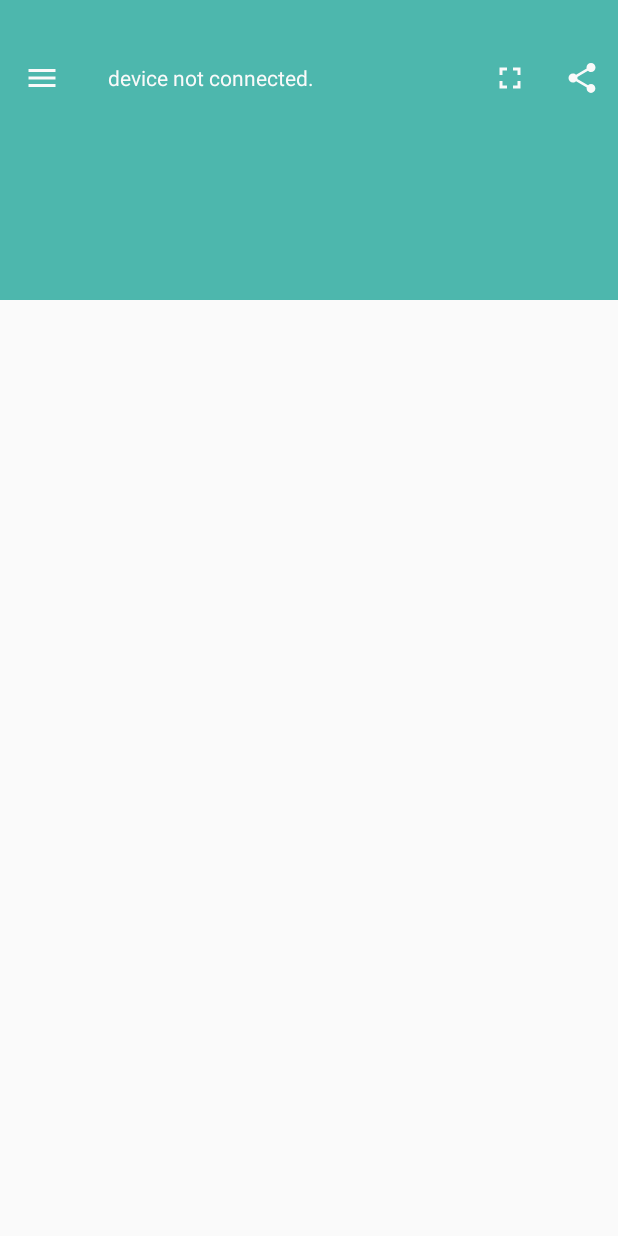
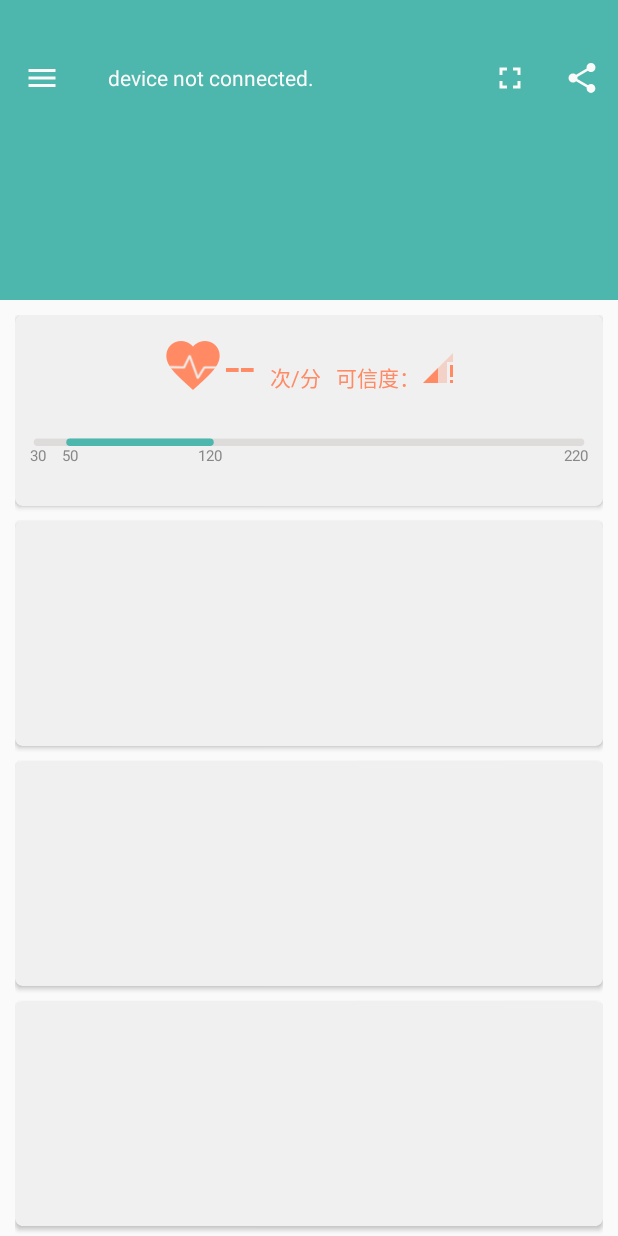
Before and after one commit to TrueHub/WeiGan, an Android app: the screen it shows after launch (MainActivity), on a phone screen of 412 x 824 dp. Run offline under Robolectric (Android 15) with nearby library versions, the light colour scheme and no system bars; our stand-ins replace EventBus.

Commit message:
日常存档

```diff
--- a/app/build.gradle
+++ b/app/build.gradle
@@ -30,6 +30,7 @@ dependencies {
     compile 'com.squareup.retrofit2:converter-gson:2.2.0'
     compile 'org.greenrobot:eventbus:3.0.0'
     compile 'com.android.support:design:26.0.0-alpha1'
-    compile 'com.android.support:cardview-v7:24.+'
+    compile 'com.android.support:cardview-v7:24.2.1'
+    compile 'com.android.support:support-v4:25.3.1'
     testCompile 'junit:junit:4.12'
 }
--- a/app/src/main/java/com/youyi/weigan/service/GATTService.java
+++ b/app/src/main/java/com/youyi/weigan/service/GATTService.java
@@ -46,7 +46,7 @@ import java.util.List;
 @TargetApi(Build.VERSION_CODES.JELLY_BEAN_MR2)
 public class GATTService extends Service {
 
-    public static final String DEVICE_ID = ConstantPool.DEVICEID_2;
+    public static final String DEVICE_ID = ConstantPool.DEVICEID_4;
     private BluetoothAdapter mBluetoothAdapter;
     private LeScanCallback_LOLLIPOP mScanCallBack_lollipop;//5.0以上
     private LeScanCallback_JELLY_BEAN mScanCallBack_jelly;//4.3以上
--- /dev/null
+++ b/app/src/main/java/com/youyi/weigan/ui/ContentFragment.java
@@ -0,0 +1,102 @@
+package com.youyi.weigan.ui;
+
+import android.content.Context;
+import android.os.Bundle;
+import android.support.v4.app.Fragment;
+import android.support.v7.widget.CardView;
+import android.util.Log;
+import android.view.LayoutInflater;
+import android.view.View;
+import android.view.ViewGroup;
+import android.widget.ImageView;
+import android.widget.TextView;
+
+import com.youyi.weigan.R;
+import com.youyi.weigan.beans.PulseBean;
+import com.youyi.weigan.utils.EventUtil;
+import com.youyi.weigan.view.LineView;
+
+import org.greenrobot.eventbus.Subscribe;
+import org.greenrobot.eventbus.ThreadMode;
+
+public class ContentFragment extends Fragment {
+
+    private Context context;
+    private TextView tv_heartRate;
+    private LineView lineView_heartRate;
+    private CardView card_heartRate;
+    private ImageView iv_instructLevel;
+
+    public ContentFragment() {
+        // Required empty public constructor
+    }
+
+
+    @Override
+    public void onCreate(Bundle savedInstanceState) {
+        super.onCreate(savedInstanceState);
+        context = getContext();
+        EventUtil.register(this);
+    }
+
+    @Override
+    public View onCreateView(LayoutInflater inflater, ViewGroup container,
+                             Bundle savedInstanceState) {
+        View view = inflater.inflate(R.layout.fragment_content, container, false);
+        initView(view);
+        return view;
+    }
+
+    @Override
+    public void onAttach(Context context) {
+        super.onAttach(context);
+    }
+
+    @Override
+    public void onDestroy() {
+        super.onDestroy();
+        EventUtil.unregister(context);
+    }
+
+    private void initView(View view) {
+        tv_heartRate = (TextView) view.findViewById(R.id.tv_heartRate);
+        lineView_heartRate = (LineView) view.findViewById(R.id.lineView_heartRate);
+        iv_instructLevel = (ImageView) view.findViewById(R.id.iv_instructLevel);
+    }
+
+    @Subscribe(threadMode = ThreadMode.MAIN)
+    public void getGATTCallback(PulseBean pulseBean) {//实时心率
+        tv_heartRate.setText(String.valueOf(pulseBean.getPulse()));
+        lineView_heartRate.setCurrentValue(pulseBean.getPulse());
+        switch (pulseBean.getTrustLevel()) {
+            case 0:
+                iv_instructLevel.setBackground(getResources().getDrawable(R.drawable.ic_instruct_0_24dp));
+                break;
+            case 1:
+                iv_instructLevel.setBackground(getResources().getDrawable(R.drawable.ic_instruct_1_24dp));
+                break;
+            case 2:
+                iv_instructLevel.setBackground(getResources().getDrawable(R.drawable.ic_instruct_2_24dp));
+                break;
+            case 3:
+                iv_instructLevel.setBackground(getResources().getDrawable(R.drawable.ic_instruct_3_24dp));
+                break;
+        }
+    }
+    @Subscribe(threadMode = ThreadMode.MAIN)
+    public void getInstruction(String str){
+        switch (str) {
+            case "PULSE_UP_OFF":
+                Log.d("MSL", "getInstruction: " + str);
+                iv_instructLevel.setBackground(getResources().getDrawable(R.drawable.ic_instruct_0_24dp));
+                tv_heartRate.setText("--");
+                lineView_heartRate.setCurrentValue(0);
+                card_heartRate.setVisibility(View.GONE);
+                break;
+            case "PULSE_UP_ON":
+                card_heartRate.setVisibility(View.VISIBLE);
+                break;
+        }
+    }
+
+}
--- a/app/src/main/java/com/youyi/weigan/ui/MainActivity.java
+++ b/app/src/main/java/com/youyi/weigan/ui/MainActivity.java
@@ -30,9 +30,11 @@ import android.view.View;
 import android.view.ViewGroup;
 import android.view.Window;
 import android.view.WindowManager;
+import android.widget.CompoundButton;
 import android.widget.FrameLayout;
 import android.widget.LinearLayout;
 import android.widget.RelativeLayout;
+import android.widget.Switch;
 import android.widget.TextView;
 import android.widget.Toast;
 
@@ -131,7 +133,28 @@ public class MainActivity extends AppCompatActivity implements View.OnClickListe
 
         setActionBar();
 
+
         setNavigationItemClickListener();
+
+        initFragments();
+
+
+
+    }
+
+    private void initFragments() {
+
+        android.support.v4.app.FragmentTransaction transaction =  getSupportFragmentManager().beginTransaction();
+
+        ContentFragment contentFragment = new ContentFragment();
+
+        transaction.add(R.id.frame_content,contentFragment).commit();
+
+    }
+
+    @Override
+    protected void onStart() {
+        super.onStart();
 
     }
 
@@ -249,6 +272,18 @@ public class MainActivity extends AppCompatActivity implements View.OnClickListe
                         break;
                     case R.id.navigation_realTime_heartRate:
 
+                        Switch sv = (Switch) item.getActionView();
+                        sv.setChecked(!sv.isChecked());
+                        sv.setOnCheckedChangeListener(new CompoundButton.OnCheckedChangeListener() {
+                            @Override
+                            public void onCheckedChanged(CompoundButton buttonView, boolean isChecked) {
+                                if (isChecked){
+                                    EventUtil.post("PULSE_UP_ON");
+                                }else{
+                                    EventUtil.post("PULSE_UP_OFF");
+                                }
+                            }
+                        });
                         break;
                     case R.id.navigation_realTime_pressure:
 
@@ -346,9 +381,9 @@ public class MainActivity extends AppCompatActivity implements View.OnClickListe
         //下拉显示的info
         device_info.setVisibility(View.VISIBLE);
         info_tv_battery.setText(deviceElec + "%");
-        info_tv_sensor_freq.setText(simplingFreq);
-        info_tv_vib_low.setText(pulseAbnomal_min);
-        info_tv_vib_high.setText(pulseAbnomal_max);
+        info_tv_sensor_freq.setText(String.valueOf(simplingFreq));
+        info_tv_vib_low.setText(String.valueOf(pulseAbnomal_min));
+        info_tv_vib_high.setText(String.valueOf(pulseAbnomal_max));
         info_tv_chk_time.setText(DateUtils.getDateToString((long) time[0] * 1000));
     }
 
--- a/app/src/main/java/com/youyi/weigan/utils/ConstantPool.java
+++ b/app/src/main/java/com/youyi/weigan/utils/ConstantPool.java
@@ -41,6 +41,8 @@ public class ConstantPool {
 
     public static final String DEVICEID_1 = "Nordic-9FBEE5315";
     public static final String DEVICEID_2 = "Nordic-98FD564AC";
+    public static final String DEVICEID_3 = "Nordic-FC0942090";
+    public static final String DEVICEID_4 = "Nordic-BE766AA9B";
 
     public static final String debugWifiName = "linux.utang.cn-puppet";
     public static final String debugWifiMac = "04:bd:70:da:1b:c0";
--- a/app/src/main/java/com/youyi/weigan/utils/EventUtil.java
+++ b/app/src/main/java/com/youyi/weigan/utils/EventUtil.java
@@ -6,13 +6,13 @@ import org.greenrobot.eventbus.EventBus;
 
 public class EventUtil {
     //注册事件
-    public static void register(Context context) {
+    public static void register(Object context) {
         if (!EventBus.getDefault().isRegistered(context)) {
             EventBus.getDefault().register(context);
         }
     }
     //解除
-    public static void unregister(Context context) {
+    public static void unregister(Object context) {
         if (EventBus.getDefault().isRegistered(context)) {
             EventBus.getDefault().unregister(context);
         }
--- /dev/null
+++ b/app/src/main/java/com/youyi/weigan/view/LineView.java
@@ -0,0 +1,134 @@
+package com.youyi.weigan.view;
+
+import android.content.Context;
+import android.content.res.TypedArray;
+import android.graphics.Canvas;
+import android.graphics.Color;
+import android.graphics.Paint;
+import android.support.annotation.Nullable;
+import android.util.AttributeSet;
+import android.util.TypedValue;
+import android.view.View;
+
+import com.youyi.weigan.R;
+
+
+/**
+ * Created by user on 2017/5/15.
+ */
+
+public class LineView extends View {
+    private Paint mPaint;
+    private int linecolor ;//数轴的背景颜色
+    private int tolerantColor;//默认的正常区间的颜色
+    private int currentColor;//当前的数的标记颜色
+    private int lowValue, highValue;//数轴上默认的正常区间
+    private int minValue = 30, maxValue = 220;//数轴的两端
+    private int currentValue;
+    private int lineHeight;//数轴的高度
+    String minText = String.valueOf(minValue), maxText = String.valueOf(maxValue);
+
+
+    public LineView(Context context) {
+       this(context, null);
+    }
+
+    public LineView(Context context, @Nullable AttributeSet attrs) {
+        this(context, attrs,0);
+    }
+
+    public LineView(Context context, @Nullable AttributeSet attrs, int defStyleAttr) {
+        super(context, attrs, defStyleAttr);
+        TypedArray typedArray = context.getTheme().obtainStyledAttributes(attrs, R.styleable.LineView,0,defStyleAttr);
+
+        for (int i = 0; i < typedArray.length(); i++) {
+            int attr = typedArray.getIndex(i);
+            switch (attr) {
+                case R.styleable.LineView_currentColor:
+                    currentColor = typedArray.getColor(attr, Color.BLACK);
+                    break;
+                case R.styleable.LineView_lineColor:
+                    linecolor = typedArray.getColor(attr,Color.GRAY);
+                    break;
+                case R.styleable.LineView_tolerantColor:
+                    tolerantColor = typedArray.getColor(attr,Color.BLUE);
+                    break;
+                case R.styleable.LineView_highValue:
+                    highValue = typedArray.getInt(attr,maxValue);
+                    break;
+                case R.styleable.LineView_lowValue:
+                    lowValue = typedArray.getInt(attr,minValue);
+                    break;
+                case R.styleable.LineView_currentValue:
+                    currentValue = typedArray.getInt(attr,maxValue /2 ) ;
+                    break;
+                case R.styleable.LineView_lineHeight:
+                    lineHeight = typedArray.getDimensionPixelSize(attr, (int) TypedValue.applyDimension(
+                            TypedValue.COMPLEX_UNIT_DIP,10,getResources().getDisplayMetrics()));
+                    break;
+            }
+        }
+
+        mPaint = new Paint();
+        mPaint.setAntiAlias(true);
+
+    }
+
+    @Override
+    protected void onMeasure(int widthMeasureSpec, int heightMeasureSpec) {
+        super.onMeasure(widthMeasureSpec, heightMeasureSpec);
+    }
+
+    @Override
+    protected void onDraw(Canvas canvas) {
+        super.onDraw(canvas);
+        float strokeWidth = lineHeight / 2.0f;//绘制数轴的画笔粗细
+        float cursorWidth = strokeWidth * 1.5f;//当前数值游标的高度
+        float lineY = getPaddingTop() + cursorWidth;
+
+        //数轴上每一个单位所占的width
+        float cWidth = (getWidth() - getPaddingLeft() - getPaddingRight()) / (maxValue - minValue);
+
+        mPaint.setStyle(Paint.Style.STROKE);
+        mPaint.setStrokeCap(Paint.Cap.ROUND);
+        mPaint.setStrokeWidth(strokeWidth);
+        mPaint.setColor(linecolor);
+
+        canvas.drawLine(getPaddingLeft() + strokeWidth,lineY,
+                getWidth() - getPaddingRight() - strokeWidth,lineY,mPaint );
+
+        //绘制默认的正常区间
+        mPaint.setColor(tolerantColor);
+        canvas.drawLine(getPaddingLeft() + (lowValue - minValue) * cWidth,
+                lineY, getPaddingLeft() + (highValue - minValue) * cWidth,lineY,mPaint);
+
+        //绘制数值游标位置
+        mPaint.setColor(currentColor);
+        mPaint.setStrokeWidth(cursorWidth);
+        mPaint.setStrokeCap(Paint.Cap.SQUARE);
+        mPaint.setStyle(Paint.Style.FILL);
+        mPaint.setStrokeWidth(1);
+        canvas.drawRect(getPaddingLeft() + (currentValue - minValue) * cWidth - cWidth /4,
+                lineY - cursorWidth  / 2,
+                getPaddingLeft() + (currentValue - minValue) * cWidth + cWidth /4,
+                lineY + cursorWidth / 2 ,mPaint);
+
+        //渲染文字
+        mPaint.setColor(Color.GRAY);
+        mPaint.setTextSize(lineHeight);
+        canvas.drawText(minText,getPaddingLeft(),getPaddingTop() + lineHeight * 2,mPaint);
+        canvas.drawText(maxText,getWidth() - getPaddingRight() - mPaint.measureText(maxText),
+                getPaddingTop() + lineHeight * 2,mPaint);
+        canvas.drawText(String.valueOf(lowValue),
+                getPaddingLeft() + (lowValue - minValue) * cWidth - mPaint.measureText(String.valueOf(lowValue)) /2,
+                getPaddingTop() + lineHeight * 2,mPaint);
+        canvas.drawText(String.valueOf(highValue),
+                getPaddingLeft() + (highValue - minValue) * cWidth - mPaint.measureText(String.valueOf(highValue)) /2,
+                getPaddingTop() + lineHeight * 2,mPaint);
+    }
+
+    public void setCurrentValue(int currentValue) {
+        this.currentValue = currentValue;
+        postInvalidate();
+    }
+}
--- /dev/null
+++ b/app/src/main/res/drawable/ic_instruct_0_24dp.xml
@@ -0,0 +1,13 @@
+<vector xmlns:android="http://schemas.android.com/apk/res/android"
+        android:width="24dp"
+        android:height="24dp"
+        android:viewportWidth="24.0"
+        android:viewportHeight="24.0">
+    <path
+        android:fillColor="@color/heart"
+        android:pathData="M22,8V2L2,22h16V8z"
+        android:fillAlpha=".3"/>
+    <path
+        android:fillColor="@color/heart"
+        android:pathData="M20,22h2v-2h-2v2zM20,10v8h2v-8h-2z"/>
+</vector>
--- /dev/null
+++ b/app/src/main/res/drawable/ic_instruct_1_24dp.xml
@@ -0,0 +1,13 @@
+<vector xmlns:android="http://schemas.android.com/apk/res/android"
+        android:width="24dp"
+        android:height="24dp"
+        android:viewportWidth="24.0"
+        android:viewportHeight="24.0">
+    <path
+        android:fillColor="@color/heart"
+        android:pathData="M22,8V2L2,22h16V8z"
+        android:fillAlpha=".3"/>
+    <path
+        android:fillColor="@color/heart"
+        android:pathData="M20,10v8h2v-8h-2zM12,22L12,12L2,22h10zM20,22h2v-2h-2v2z"/>
+</vector>
--- /dev/null
+++ b/app/src/main/res/drawable/ic_instruct_2_24dp.xml
@@ -0,0 +1,13 @@
+<vector xmlns:android="http://schemas.android.com/apk/res/android"
+        android:width="24dp"
+        android:height="24dp"
+        android:viewportWidth="24.0"
+        android:viewportHeight="24.0">
+    <path
+        android:fillColor="@color/heart"
+        android:pathData="M2,22h20V2z"
+        android:fillAlpha=".3"/>
+    <path
+        android:fillColor="@color/heart"
+        android:pathData="M17,7L2,22h15z"/>
+</vector>
--- /dev/null
+++ b/app/src/main/res/drawable/ic_instruct_3_24dp.xml
@@ -0,0 +1,9 @@
+<vector xmlns:android="http://schemas.android.com/apk/res/android"
+        android:width="24dp"
+        android:height="24dp"
+        android:viewportWidth="24.0"
+        android:viewportHeight="24.0">
+    <path
+        android:fillColor="@color/heart"
+        android:pathData="M2,22h20V2z"/>
+</vector>
--- /dev/null
+++ b/app/src/main/res/layout/fragment_content.xml
@@ -0,0 +1,132 @@
+<FrameLayout
+    xmlns:android="http://schemas.android.com/apk/res/android"
+    xmlns:app="http://schemas.android.com/apk/res-auto"
+    xmlns:tools="http://schemas.android.com/tools"
+    android:layout_width="match_parent"
+    android:layout_height="match_parent"
+    tools:context="com.youyi.weigan.ui.ContentFragment">
+    <ScrollView
+        android:layout_width="match_parent"
+        android:layout_height="match_parent"
+        android:scrollbars="none">
+        <LinearLayout
+            android:layout_width="match_parent"
+            android:layout_height="match_parent"
+            android:orientation="vertical"
+            android:padding="10dp"
+            >
+            <android.support.v7.widget.CardView
+                android:id="@+id/card_heartRate"
+                android:layout_width="match_parent"
+                android:layout_height="wrap_content"
+                android:layout_marginBottom="10dp"
+                app:cardBackgroundColor="#f0f0f0"
+                app:cardCornerRadius="5dp"
+                app:cardElevation="2dp"
+                app:cardMaxElevation="7dp"
+                >
+                <LinearLayout
+                    android:layout_width="match_parent"
+                    android:layout_height="wrap_content"
+                    android:orientation="vertical">
+                    <LinearLayout
+                        android:id="@+id/ll_heartRate"
+                        android:layout_width="wrap_content"
+                        android:layout_height="wrap_content"
+                        android:layout_gravity="center_horizontal"
+                        android:layout_margin="10dp"
+                        android:orientation="horizontal"
+                        android:weightSum="1">
+                        <TextView
+                            android:id="@+id/tv_heartRate"
+                            android:layout_width="wrap_content"
+                            android:layout_height="wrap_content"
+                            android:drawableStart="@mipmap/heartrate"
+                            android:text="--"
+                            android:textColor="@color/heart"
+                            android:textSize="35sp"/>
+                        <TextView
+                            android:layout_width="wrap_content"
+                            android:layout_height="wrap_content"
+                            android:layout_marginStart="10dp"
+                            android:text="次/分"
+                            android:textColor="@color/heart"
+                            />
+                        <TextView
+                            android:layout_width="wrap_content"
+                            android:layout_height="wrap_content"
+                            android:text="可信度："
+                            android:textColor="@color/heart"
+                            android:layout_marginStart="10dp"
+                            />
+                        <ImageView
+                            android:id="@+id/iv_instructLevel"
+                            android:background="@drawable/ic_instruct_1_24dp"
+                            android:layout_width="wrap_content"
+                            android:layout_height="wrap_content"
+                            android:baselineAlignBottom="true"
+                            />
+                    </LinearLayout>
+                    <com.youyi.weigan.view.LineView
+                        android:layout_margin="10dp"
+                        android:id="@+id/lineView_heartRate"
+                        android:layout_width="match_parent"
+                        android:layout_height="40dp"
+                        android:layout_gravity="bottom"
+                        app:currentColor="#000"
+                        app:currentValue="0"
+                        app:highValue="120"
+                        app:lineColor="#b0d7d3d3"
+                        app:lineHeight="10dp"
+                        app:lowValue="50"
+                        app:tolerantColor="@color/colorPrimary"
+                        />
+                </LinearLayout>
+            </android.support.v7.widget.CardView>
+            <android.support.v7.widget.CardView
+                android:layout_width="match_parent"
+                android:layout_height="150dp"
+                android:layout_marginBottom="10dp"
+                app:cardBackgroundColor="#f0f0f0"
+                app:cardCornerRadius="5dp"
+                app:cardElevation="2dp"
+                app:cardMaxElevation="7dp"
+                >
+
+            </android.support.v7.widget.CardView>
+            <android.support.v7.widget.CardView
+                android:layout_width="match_parent"
+                android:layout_height="150dp"
+                android:layout_marginBottom="10dp"
+                app:cardBackgroundColor="#f0f0f0"
+                app:cardCornerRadius="5dp"
+                app:cardElevation="2dp"
+                app:cardMaxElevation="7dp"
+                >
+
+            </android.support.v7.widget.CardView>
+            <android.support.v7.widget.CardView
+                android:layout_width="match_parent"
+                android:layout_height="150dp"
+                android:layout_marginBottom="10dp"
+                app:cardBackgroundColor="#f0f0f0"
+                app:cardCornerRadius="5dp"
+                app:cardElevation="2dp"
+                app:cardMaxElevation="7dp"
+                >
+
+            </android.support.v7.widget.CardView>
+            <android.support.v7.widget.CardView
+                android:layout_width="match_parent"
+                android:layout_height="150dp"
+                android:layout_marginBottom="10dp"
+                app:cardBackgroundColor="#f0f0f0"
+                app:cardCornerRadius="5dp"
+                app:cardElevation="2dp"
+                app:cardMaxElevation="7dp"
+                >
+
+            </android.support.v7.widget.CardView>
+        </LinearLayout>
+    </ScrollView>
+</FrameLayout>
--- a/app/src/main/res/layout/switch_item.xml
+++ b/app/src/main/res/layout/switch_item.xml
@@ -1,11 +1,7 @@
-<RelativeLayout
-    xmlns:android="http://schemas.android.com/apk/res/android"
-    android:layout_width="match_parent"
-    android:layout_height="match_parent">
 
     <Switch
+    xmlns:android="http://schemas.android.com/apk/res/android"
         android:layout_width="wrap_content"
         android:layout_height="wrap_content"
         android:layout_centerHorizontal="true"
         android:layout_centerVertical="true" />
-</RelativeLayout>
--- a/app/src/main/res/menu/instruc_menu.xml
+++ b/app/src/main/res/menu/instruc_menu.xml
@@ -35,11 +35,7 @@
         android:title="清除本地缓存数据"
         />
     <item android:title="实时收集数据">
-
         <menu>
-
-            <group android:checkableBehavior="none">
-
             <item
                 android:id="@+id/navigation_realTime_heartRate"
                 android:icon="@drawable/ic_heart_24dp"
@@ -52,42 +48,43 @@
                 app:actionLayout="@layout/switch_item"/>
             <item
                 android:id="@+id/navigation_realTime_gravA"
+                android:icon="@drawable/ic_grav_24dp"
                 android:title="线性加速度"
-                    android:icon="@drawable/ic_grav_24dp"
                 app:actionLayout="@layout/switch_item"
                 />
             <item
                 android:id="@+id/navigation_realTime_angV"
+                android:icon="@drawable/ic_ang_24dp"
                 android:title="角速度"
                 app:actionLayout="@layout/switch_item"
-                    android:icon="@drawable/ic_ang_24dp"
                 />
             <item
                 android:id="@+id/navigation_realTime_mag"
+                android:icon="@drawable/ic_mag_24dp"
                 android:title="地磁强度"
-                    android:icon="@drawable/ic_mag_24dp"
                 app:actionLayout="@layout/switch_item"
                 />
-
-            </group>
         </menu>
     </item>
 
-    <item android:title="传感器设置"
+    <item
         android:id="@+id/navigation_sensor_setting"
+        android:title="传感器设置"
         >
         <menu>
             <item
                 android:icon="@drawable/ic_settings_sensor_24dp"
                 android:title="频率"
                 />
-            <item android:title="心率监控·lowerLine"
+            <item
                 android:id="@+id/navigation_vib_low"
                 android:icon="@drawable/ic_vibration_low_24dp"
+                android:title="心率监控·lowerLine"
                 />
-            <item android:title="心率监控·higherLine"
+            <item
                 android:id="@+id/navigation_vib_up"
                 android:icon="@drawable/ic_vibration_low_24dp"
+                android:title="心率监控·higherLine"
                 />
         </menu>
     </item>
--- a/app/src/main/res/values/attrs.xml
+++ b/app/src/main/res/values/attrs.xml
@@ -7,5 +7,14 @@
         <attr name="forceColor" format="color"/>
         <attr name="backgroundColor" format="color"/>
     </declare-styleable>
+    <declare-styleable name="LineView">
+        <attr name="currentColor" format="color"/>
+        <attr name="tolerantColor" format="color"/>
+        <attr name="lineColor" format="color"/>
+        <attr name="lowValue" format="integer"/>
+        <attr name="highValue" format="integer"/>
+        <attr name="currentValue" format="integer"/>
+        <attr name="lineHeight" format="dimension"/>
+    </declare-styleable>
 
 </resources>
--- a/app/src/main/res/values/strings.xml
+++ b/app/src/main/res/values/strings.xml
@@ -8,4 +8,7 @@
     <string name="navigation_drawer_close">Close navigation drawer</string>
 
     <string name="action_settings">Settings</string>
+
+    <!-- TODO: Remove or change this placeholder text -->
+    <string name="hello_blank_fragment">Hello blank fragment</string>
 </resources>
```
Also changed, not shown: app/src/main/res/mipmap-hdpi/heartrate.png (added). Lines whose indentation alone changed are shown as unchanged.
